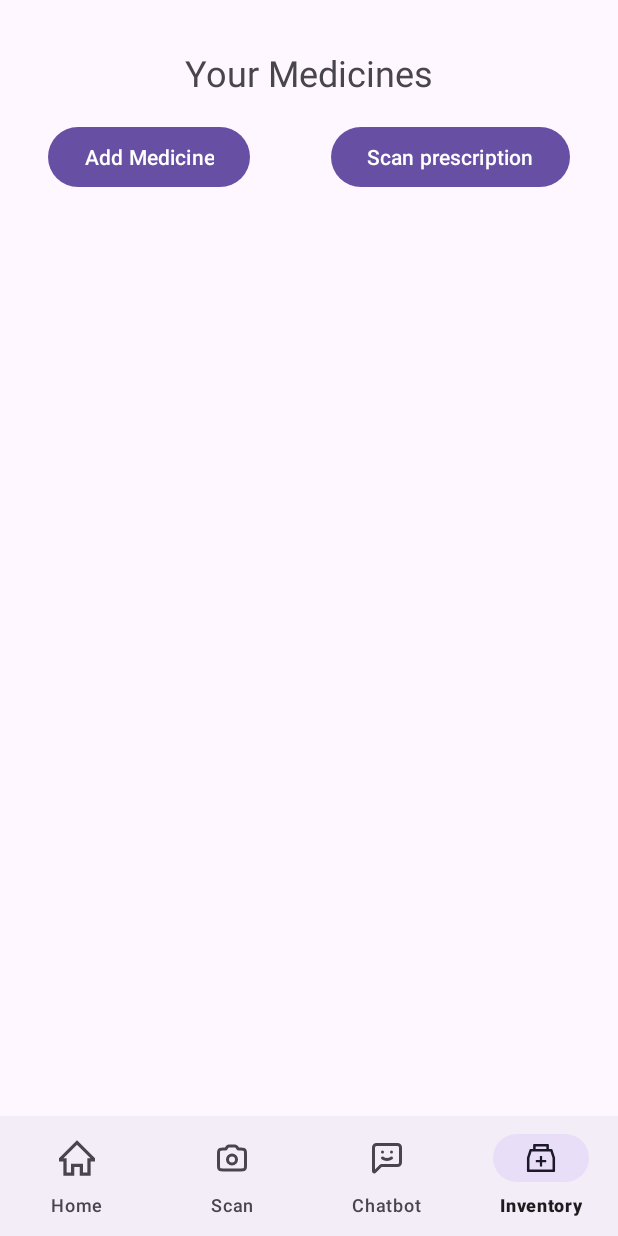
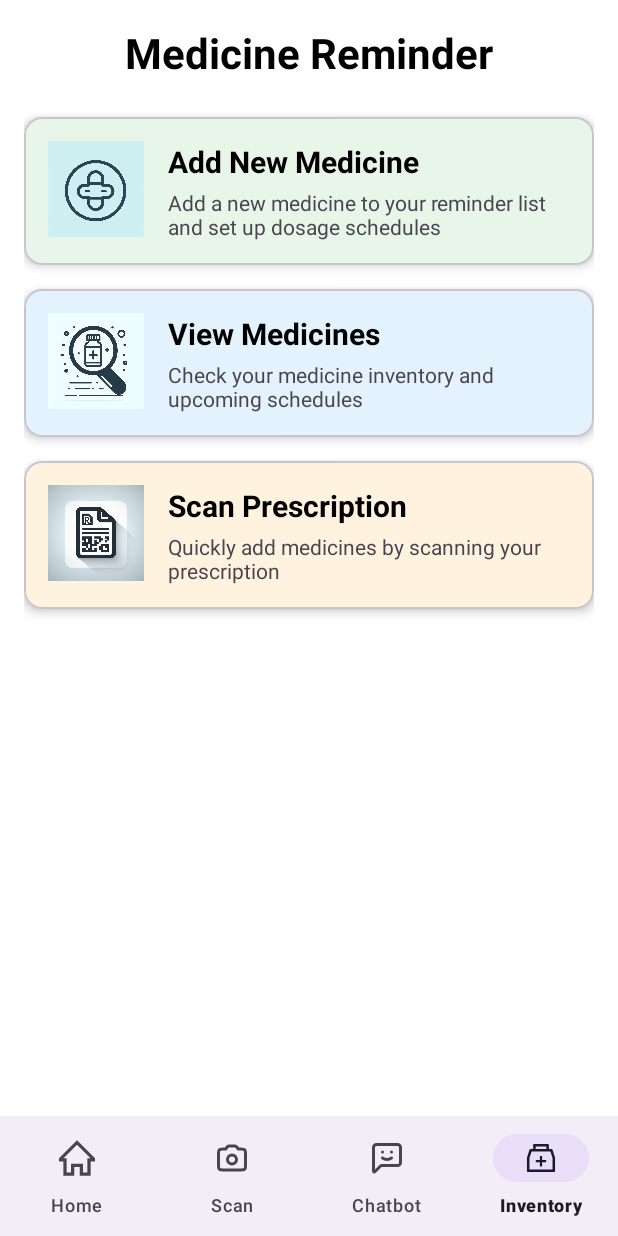
Before and after one commit to firefreak7/MedBuddy_Tarp, an Android app: the MainActivity screen opened directly, with no data from a screen before it, item 4 of the bottom bar chosen, on a phone screen of 412 x 824 dp. Run offline under Robolectric (Android 15) with nearby library versions, the phone set to English and light mode, and no system bars; our stand-ins replace Firebase (no records; nobody signed in at launch, a user with empty details on screens opened directly).

Commit message:
addmed done

```diff
--- a/app/src/main/java/com/example/medbuddy/InventoryFragment.java
+++ /dev/null
@@ -1,19 +0,0 @@
-package com.example.medbuddy;
-
-import android.os.Bundle;
-import android.view.LayoutInflater;
-import android.view.View;
-import android.view.ViewGroup;
-
-import androidx.annotation.NonNull;
-import androidx.annotation.Nullable;
-import androidx.fragment.app.Fragment;
-
-public class InventoryFragment extends Fragment {
-
-    @Nullable
-    @Override
-    public View onCreateView(@NonNull LayoutInflater inflater, @Nullable ViewGroup container, @Nullable Bundle savedInstanceState) {
-        return inflater.inflate(R.layout.fragment_inventory, container, false);
-    }
-}
--- a/app/src/main/java/com/example/medbuddy/MainActivity.java
+++ b/app/src/main/java/com/example/medbuddy/MainActivity.java
@@ -47,7 +47,7 @@ public class MainActivity extends AppCompatActivity {
             // Handle Inventory navigation
             // For example, replace the fragment
             getSupportFragmentManager().beginTransaction()
-                    .replace(R.id.fragment_container, new InventoryFragment())
+                    .replace(R.id.fragment_container, new YourMedicine())
                     .commit();
             return true;
         } else {
--- /dev/null
+++ b/app/src/main/java/com/example/medbuddy/YourMedicine.java
@@ -0,0 +1,57 @@
+package com.example.medbuddy;
+
+import android.content.Intent;
+import android.os.Bundle;
+import android.view.LayoutInflater;
+import android.view.View;
+import android.view.ViewGroup;
+import android.widget.Toast;
+
+import androidx.annotation.NonNull;
+import androidx.annotation.Nullable;
+import androidx.fragment.app.Fragment;
+import androidx.fragment.app.FragmentTransaction;
+
+import com.google.android.material.card.MaterialCardView;
+
+public class YourMedicine extends Fragment {
+
+    @Nullable
+    @Override
+    public View onCreateView(@NonNull LayoutInflater inflater, @Nullable ViewGroup container, @Nullable Bundle savedInstanceState) {
+        View view = inflater.inflate(R.layout.activity_yourmed, container, false);
+
+        MaterialCardView cardAddMedicine = view.findViewById(R.id.cardAddMedicine);
+        MaterialCardView cardViewMedicines = view.findViewById(R.id.cardViewMedicines);
+        MaterialCardView cardScanPrescription = view.findViewById(R.id.cardScanPrescription);
+
+        // Set an onClickListener for each card
+        View.OnClickListener cardClickListener = v -> {
+            Toast.makeText(getActivity(), "Navigating to Add Medicine", Toast.LENGTH_SHORT).show();
+            openAddMedicineFragment();
+        };
+        View.OnClickListener viewmedlisten = v -> {
+            Toast.makeText(getActivity(), "Navigating to Add Medicine", Toast.LENGTH_SHORT).show();
+//            Intent intent = new Intent(getActivity(), AddMedicine.class);
+//            startActivity(intent);
+        };
+        View.OnClickListener scanmedlisten = v -> {
+            Toast.makeText(getActivity(), "Navigating to Add Medicine", Toast.LENGTH_SHORT).show();
+//            Intent intent = new Intent(getActivity(), AddMedicine.class);
+//            startActivity(intent);
+        };
+
+        cardAddMedicine.setOnClickListener(cardClickListener);
+        cardViewMedicines.setOnClickListener(viewmedlisten);
+        cardScanPrescription.setOnClickListener(scanmedlisten);
+
+        return view;
+    }
+    private void openAddMedicineFragment() {
+        // Begin a fragment transaction to replace this fragment with AddMedicineFragment
+        FragmentTransaction transaction = getParentFragmentManager().beginTransaction();
+        transaction.replace(R.id.fragment_container, new AddMed_fragment()); // Replace R.id.fragment_container with your container's ID
+        transaction.addToBackStack(null); // Add to back stack to allow back navigation
+        transaction.commit();
+    }
+}
--- /dev/null
+++ b/app/src/main/res/layout/activity_yourmed.xml
@@ -0,0 +1,171 @@
+<?xml version="1.0" encoding="utf-8"?>
+<ScrollView xmlns:android="http://schemas.android.com/apk/res/android"
+    xmlns:app="http://schemas.android.com/apk/res-auto"
+    android:layout_width="match_parent"
+    android:layout_height="match_parent"
+    android:background="@color/white">
+
+    <LinearLayout
+        android:layout_width="match_parent"
+        android:layout_height="wrap_content"
+        android:orientation="vertical"
+        android:padding="16dp">
+
+        <TextView
+            android:layout_width="match_parent"
+            android:layout_height="wrap_content"
+            android:text="Medicine Reminder"
+            android:textSize="28sp"
+            android:textStyle="bold"
+            android:textColor="@color/black"
+            android:gravity="center"
+            android:layout_marginBottom="24dp"/>
+
+        <!-- Add New Medicine Card -->
+        <com.google.android.material.card.MaterialCardView
+            android:id="@+id/cardAddMedicine"
+            android:layout_width="match_parent"
+            android:layout_height="wrap_content"
+            android:layout_marginBottom="16dp"
+            app:cardCornerRadius="12dp"
+            app:cardElevation="4dp"
+            android:clickable="true"
+            android:focusable="true"
+            app:cardBackgroundColor="#E8F5E9">
+
+            <LinearLayout
+                android:layout_width="match_parent"
+                android:layout_height="wrap_content"
+                android:orientation="horizontal"
+                android:padding="16dp">
+
+                <ImageView
+                    android:layout_width="64dp"
+                    android:layout_height="64dp"
+                    android:src="@drawable/add_med"
+                    android:contentDescription="Add medicine icon"
+                    android:padding="0dp"/>
+
+                <LinearLayout
+                    android:layout_width="match_parent"
+                    android:layout_height="wrap_content"
+                    android:orientation="vertical"
+                    android:layout_marginStart="16dp">
+
+                    <TextView
+                        android:layout_width="wrap_content"
+                        android:layout_height="wrap_content"
+                        android:text="Add New Medicine"
+                        android:textSize="20sp"
+                        android:textStyle="bold"
+                        android:textColor="@color/black"/>
+
+                    <TextView
+                        android:layout_width="wrap_content"
+                        android:layout_height="wrap_content"
+                        android:text="Add a new medicine to your reminder list and set up dosage schedules"
+                        android:textSize="14sp"
+                        android:layout_marginTop="4dp"/>
+                </LinearLayout>
+            </LinearLayout>
+        </com.google.android.material.card.MaterialCardView>
+
+        <!-- View Existing Medicines Card -->
+        <com.google.android.material.card.MaterialCardView
+            android:id="@+id/cardViewMedicines"
+            android:layout_width="match_parent"
+            android:layout_height="wrap_content"
+            android:layout_marginBottom="16dp"
+            app:cardCornerRadius="12dp"
+            app:cardElevation="4dp"
+            android:clickable="true"
+            android:focusable="true"
+            app:cardBackgroundColor="#E3F2FD">
+
+            <LinearLayout
+                android:layout_width="match_parent"
+                android:layout_height="wrap_content"
+                android:orientation="horizontal"
+                android:padding="16dp">
+
+                <ImageView
+                    android:layout_width="64dp"
+                    android:layout_height="64dp"
+                    android:src="@drawable/view_med"
+                    android:contentDescription="View medicines icon"
+                    android:padding="0dp"/>
+
+                <LinearLayout
+                    android:layout_width="match_parent"
+                    android:layout_height="wrap_content"
+                    android:orientation="vertical"
+                    android:layout_marginStart="16dp">
+
+                    <TextView
+                        android:layout_width="wrap_content"
+                        android:layout_height="wrap_content"
+                        android:text="View Medicines"
+                        android:textSize="20sp"
+                        android:textStyle="bold"
+                        android:textColor="@color/black"/>
+
+                    <TextView
+                        android:layout_width="wrap_content"
+                        android:layout_height="wrap_content"
+                        android:text="Check your medicine inventory and upcoming schedules"
+                        android:textSize="14sp"
+                        android:layout_marginTop="4dp"/>
+                </LinearLayout>
+            </LinearLayout>
+        </com.google.android.material.card.MaterialCardView>
+
+        <!-- Scan Prescription Card -->
+        <com.google.android.material.card.MaterialCardView
+            android:id="@+id/cardScanPrescription"
+            android:layout_width="match_parent"
+            android:layout_height="wrap_content"
+            android:layout_marginBottom="16dp"
+            app:cardCornerRadius="12dp"
+            app:cardElevation="4dp"
+            android:clickable="true"
+            android:focusable="true"
+            app:cardBackgroundColor="#FFF3E0">
+
+            <LinearLayout
+                android:layout_width="match_parent"
+                android:layout_height="wrap_content"
+                android:orientation="horizontal"
+                android:padding="16dp">
+
+                <ImageView
+                    android:layout_width="64dp"
+                    android:layout_height="64dp"
+                    android:src="@drawable/scan_med"
+                    android:contentDescription="Scan prescription icon"
+                    android:padding="0dp"/>
+
+                <LinearLayout
+                    android:layout_width="match_parent"
+                    android:layout_height="wrap_content"
+                    android:orientation="vertical"
+                    android:layout_marginStart="16dp">
+
+                    <TextView
+                        android:layout_width="wrap_content"
+                        android:layout_height="wrap_content"
+                        android:text="Scan Prescription"
+                        android:textSize="20sp"
+                        android:textStyle="bold"
+                        android:textColor="@color/black"/>
+
+                    <TextView
+                        android:layout_width="wrap_content"
+                        android:layout_height="wrap_content"
+                        android:text="Quickly add medicines by scanning your prescription"
+                        android:textSize="14sp"
+                        android:layout_marginTop="4dp"/>
+                </LinearLayout>
+            </LinearLayout>
+        </com.google.android.material.card.MaterialCardView>
+    </LinearLayout>
+</ScrollView>
--- a/app/src/main/res/layout/fragment_inventory.xml
+++ /dev/null
@@ -1,52 +0,0 @@
-<?xml version="1.0" encoding="utf-8"?>
-<androidx.constraintlayout.widget.ConstraintLayout xmlns:android="http://schemas.android.com/apk/res/android"
-    xmlns:app="http://schemas.android.com/apk/res-auto"
-    xmlns:tools="http://schemas.android.com/tools"
-    android:layout_width="match_parent"
-    android:layout_height="match_parent"
-    android:padding="16dp">
-
-    <Button
-        android:id="@+id/scanprep"
-        android:layout_width="wrap_content"
-        android:layout_height="wrap_content"
-        android:layout_marginTop="16dp"
-        android:layout_marginEnd="16dp"
-        android:text="Scan prescription"
-        app:layout_constraintEnd_toEndOf="parent"
-        app:layout_constraintTop_toBottomOf="@+id/textView" />
-
-    <TextView
-        android:id="@+id/textView"
-        android:layout_width="wrap_content"
-        android:layout_height="wrap_content"
-        android:layout_marginTop="16dp"
-        android:text="Your Medicines"
-        android:textSize="24sp"
-        app:layout_constraintEnd_toEndOf="parent"
-        app:layout_constraintStart_toStartOf="parent"
-        app:layout_constraintTop_toTopOf="parent" />
-
-    <Button
-        android:id="@+id/addmed"
-        android:layout_width="wrap_content"
-        android:layout_height="wrap_content"
-        android:layout_marginStart="16dp"
-        android:layout_marginTop="16dp"
-        android:text="Add Medicine"
-        app:layout_constraintStart_toStartOf="parent"
-        app:layout_constraintTop_toBottomOf="@+id/textView" />
-
-    <FrameLayout
-        android:id="@+id/med_frame"
-        android:layout_width="0dp"
-        android:layout_height="0dp"
-        android:layout_marginTop="8dp"
-        app:layout_constraintBottom_toBottomOf="parent"
-        app:layout_constraintEnd_toEndOf="parent"
-        app:layout_constraintStart_toStartOf="parent"
-        app:layout_constraintTop_toBottomOf="@+id/addmed">
-
-    </FrameLayout>
-
-</androidx.constraintlayout.widget.ConstraintLayout>
```
Also changed, not shown: app/src/main/java/com/example/medbuddy/AddMed_fragment.java (added, +158 -0 lines), app/src/main/java/com/example/medbuddy/MedicineData.java (added, +26 -0 lines), app/src/main/res/layout/fragment_add_med_fragment.xml (added, +170 -0 lines), app/src/main/res/drawable/add_med.jpeg (added), app/src/main/res/drawable/scan_med.jpeg (added), app/src/main/res/drawable/view_med.jpeg (added).
